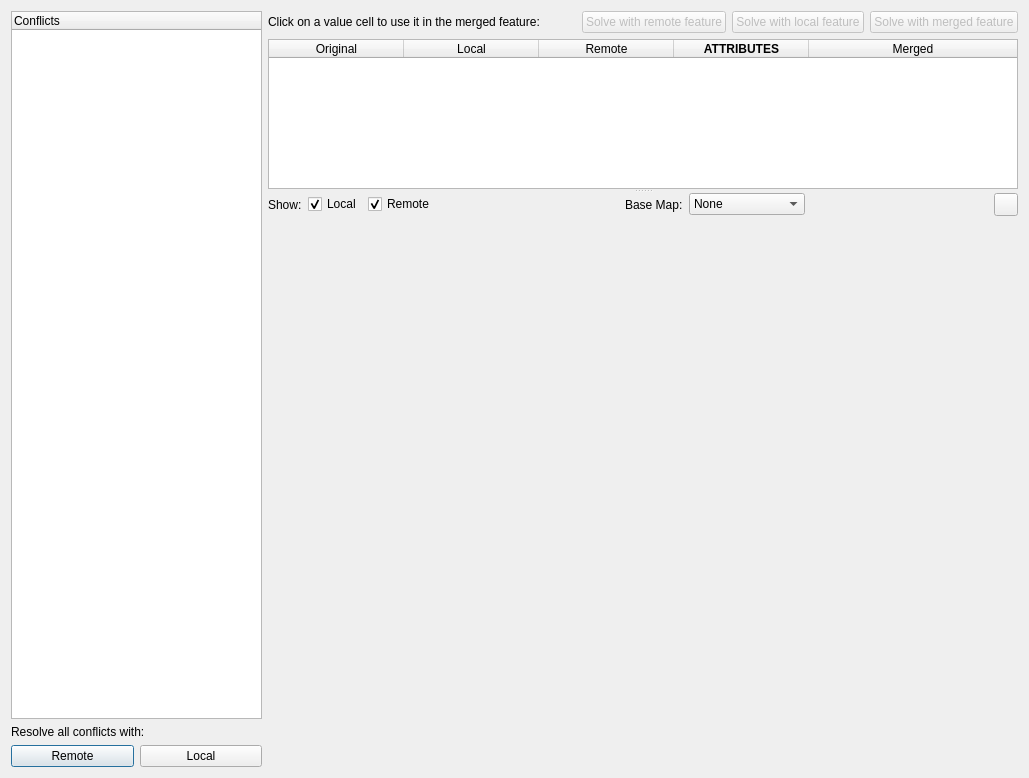
The window that geogig/ui/conflictdialog.ui (boundlessgeo/qgis-geogiglight-plugin) describes before a commit, drawn with Qt 5.
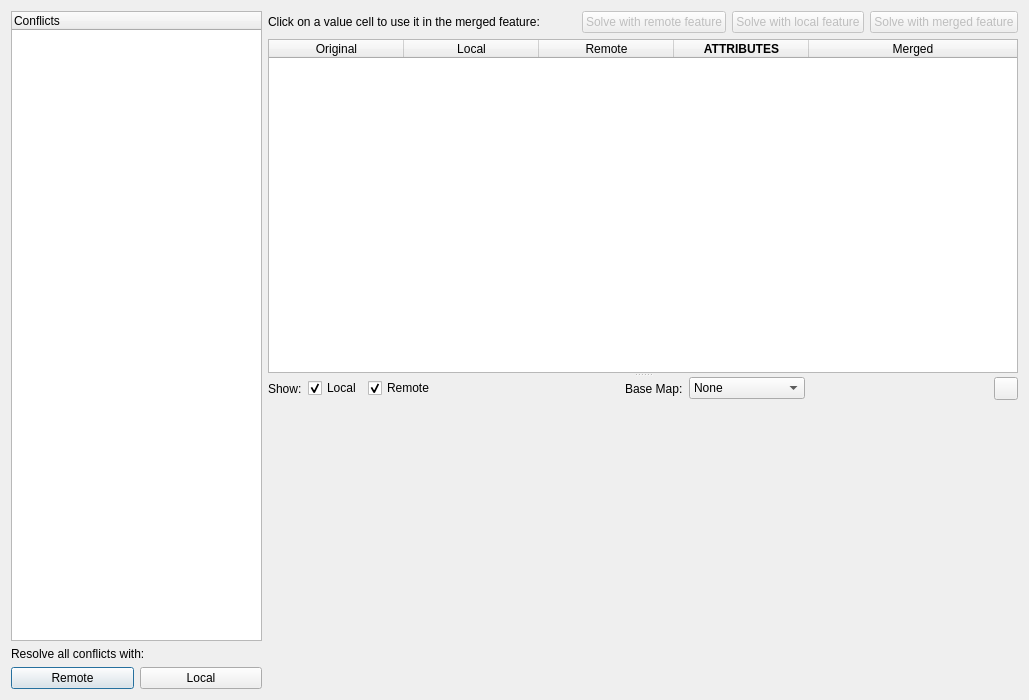
The same window after the commit. Icons and pictures are not drawn.

```diff
--- a/geogig/ui/conflictdialog.ui
+++ b/geogig/ui/conflictdialog.ui
@@ -7,7 +7,7 @@
     <x>0</x>
     <y>0</y>
     <width>1029</width>
-    <height>778</height>
+    <height>700</height>
    </rect>
   </property>
   <property name="sizePolicy">
@@ -25,8 +25,6 @@
   <property name="windowTitle">
    <string>Merge Conflicts</string>
   </property>
-  <layout class="QVBoxLayout" name="verticalLayout_2">
-   <item>
     <layout class="QHBoxLayout" name="horizontalLayout">
      <item>
       <widget class="QWidget" name="widget" native="true">
@@ -174,9 +172,12 @@
          <property name="orientation">
           <enum>Qt::Vertical</enum>
          </property>
+       <property name="opaqueResize">
+        <bool>true</bool>
+       </property>
          <widget class="QTableWidget" name="attributesTable">
           <property name="sizePolicy">
-           <sizepolicy hsizetype="Fixed" vsizetype="Expanding">
+         <sizepolicy hsizetype="Fixed" vsizetype="Maximum">
             <horstretch>0</horstretch>
             <verstretch>0</verstretch>
            </sizepolicy>
@@ -184,13 +185,13 @@
           <property name="minimumSize">
            <size>
             <width>250</width>
-            <height>100</height>
+          <height>250</height>
            </size>
           </property>
           <property name="maximumSize">
            <size>
             <width>1000</width>
-            <height>150</height>
+          <height>16777215</height>
            </size>
           </property>
           <property name="verticalScrollBarPolicy">
@@ -461,19 +462,14 @@
              <property name="minimumSize">
               <size>
                <width>0</width>
-               <height>300</height>
+             <height>150</height>
               </size>
              </property>
             </widget>
            </item>
-           <item>
-            <layout class="QHBoxLayout" name="horizontalLayout_13"/>
-           </item>
           </layout>
          </widget>
         </widget>
-       </item>
-      </layout>
      </item>
     </layout>
    </item>
```
Lines whose indentation alone changed are shown as unchanged.
